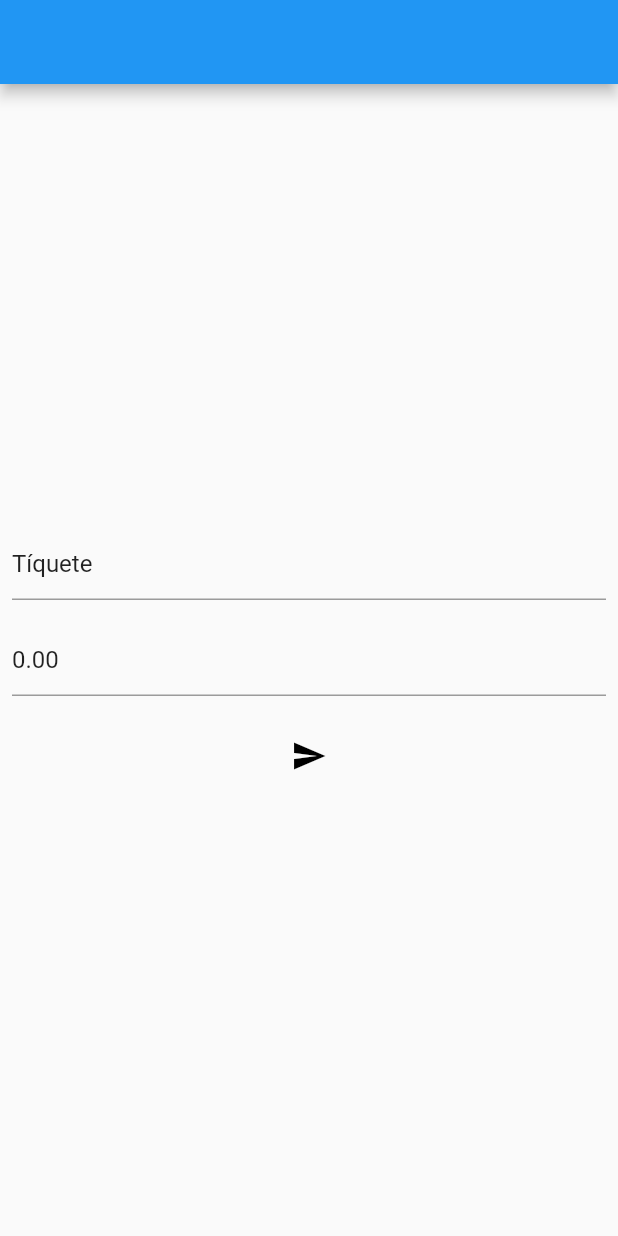
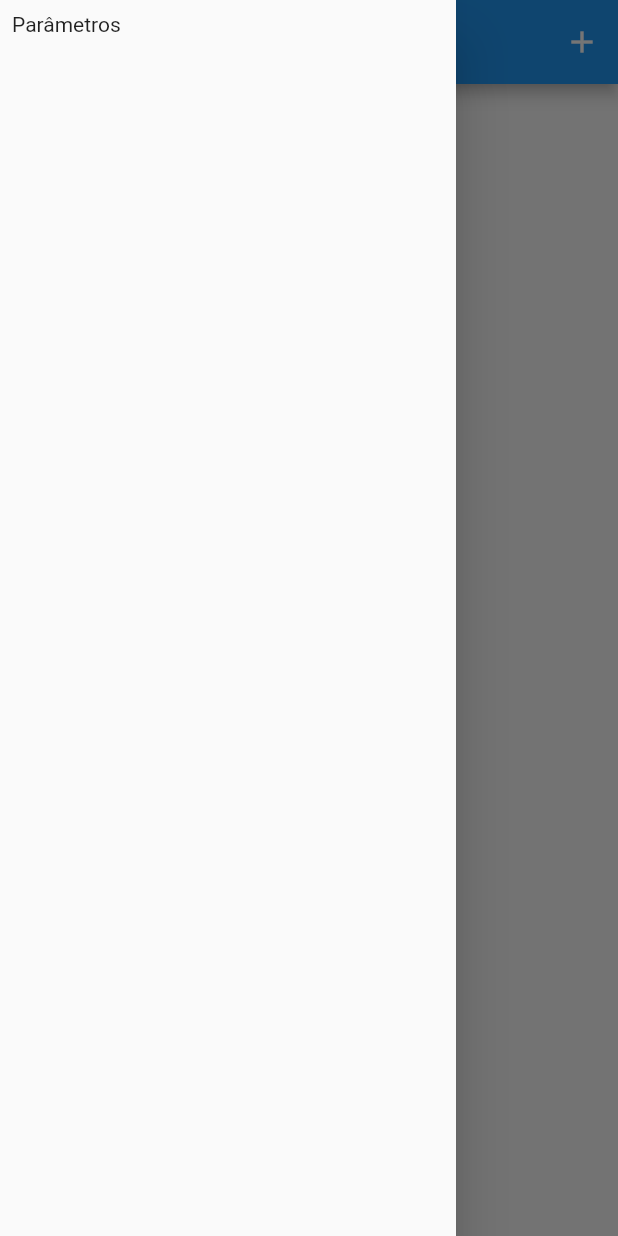
Before and after one commit to matheusmota3242/pds_mobile, a Flutter app: the screen it shows after launch, with the side drawer open (before the commit the screen has no drawer), on a phone screen of 412 x 824 dp. Run offline on Flutter 3.47's test engine with Material 2 defaults, Android fonts, the light colour scheme and no system bars; our stand-ins replace firebase_core, firebase_messaging, flutter_local_notifications, fluttertoast; accounts and stored records are empty; network calls fail.

Commit message:
pagina que lista parametros

```diff
--- a/lib/main.dart
+++ b/lib/main.dart
@@ -5,6 +5,8 @@ import 'package:flutter/material.dart';
 import 'package:flutter_local_notifications/flutter_local_notifications.dart';
 
 import 'package:pds_mobile/views/home_view.dart';
+
+import 'views/parametro_ativo_list_view.dart';
 
 FlutterLocalNotificationsPlugin flutterLocalNotificationsPlugin =
     FlutterLocalNotificationsPlugin();
@@ -41,7 +43,7 @@ class MyApp extends StatelessWidget {
         // is not restarted.
         primarySwatch: Colors.blue,
       ),
-      home: HomeView(),
+      home: const ParametroAtivoListView(),
     );
   }
 }
--- a/lib/models/parametro_acao.dart
+++ /dev/null
@@ -1,20 +0,0 @@
-class ParametroAcao {
-  late int _id;
-  late String _tiquete;
-  late double _valor;
-  late String _token;
-
-  toJson() => {'tiquete': _tiquete, 'valor': _valor, 'token': _token};
-
-  get id => _id;
-  set id(value) => _id = value;
-
-  get tiquete => _tiquete;
-  set tiquete(tiquete) => _tiquete = tiquete;
-
-  get valor => _valor;
-  set valor(value) => _valor = value;
-
-  get token => _token;
-  set token(value) => _token = value;
-}
--- /dev/null
+++ b/lib/models/parametro_ativo.dart
@@ -0,0 +1,37 @@
+class ParametroAtivo {
+  late int _id;
+  late String _simbolo;
+  late double _valor;
+  late String _token;
+  late String _tipoAtivo;
+
+  Map<String, dynamic> toJson() => {
+        'simbolo': _simbolo,
+        'valor': _valor,
+        'token': _token,
+        'tipoAtivo': _tipoAtivo
+      };
+
+  ParametroAtivo();
+
+  ParametroAtivo.fromJson(Map<String, dynamic> json)
+      : _id = json['id'],
+        _simbolo = json['simbolo'],
+        _valor = json['valor'],
+        _tipoAtivo = json['tipoAtivo'];
+
+  get id => _id;
+  set id(value) => _id = value;
+
+  get simbolo => _simbolo;
+  set simbolo(simbolo) => _simbolo = simbolo;
+
+  get valor => _valor;
+  set valor(value) => _valor = value;
+
+  get token => _token;
+  set token(value) => _token = value;
+
+  get tipoAtivo => _tipoAtivo;
+  set tipoAtivo(tipoAtivo) => _tipoAtivo = tipoAtivo;
+}
--- /dev/null
+++ b/lib/views/parametro_ativo_list_view.dart
@@ -0,0 +1,64 @@
+import 'package:flutter/material.dart';
+import 'package:pds_mobile/models/parametro_ativo.dart';
+import 'package:pds_mobile/services/api_service.dart';
+
+import 'home_view.dart';
+import 'widgets/menu_drawer.dart';
+
+class ParametroAtivoListView extends StatefulWidget {
+  const ParametroAtivoListView({Key? key}) : super(key: key);
+
+  @override
+  _ParametroAtivoListViewState createState() => _ParametroAtivoListViewState();
+}
+
+class _ParametroAtivoListViewState extends State<ParametroAtivoListView> {
+  final ApiService _apiService = ApiService();
+  @override
+  Widget build(BuildContext context) {
+    return Scaffold(
+      appBar: AppBar(
+        title: const Text('Parâmetros'),
+        actions: [
+          IconButton(
+              onPressed: () => Navigator.push(
+                  context, MaterialPageRoute(builder: (_) => HomeView())),
+              icon: const Icon(Icons.add))
+        ],
+      ),
+      drawer: const MenuDrawer(),
+      body: FutureBuilder(
+          future: _apiService.receberTodos(),
+          builder: (context, AsyncSnapshot<dynamic> snapshot) {
+            var data = snapshot.data;
+            switch (snapshot.connectionState) {
+              case ConnectionState.waiting:
+                return Text('waiting...');
+                break;
+              case ConnectionState.active:
+                return ListView.builder(
+                    itemCount: 10,
+                    itemBuilder: (context, index) {
+                      return const Text('ok');
+                    });
+                break;
+              case ConnectionState.done:
+                if (snapshot.hasData) {
+                  return ListView.builder(
+                      itemCount: data.length,
+                      itemBuilder: (context, index) {
+                        ParametroAtivo parametroAtivo =
+                            ParametroAtivo.fromJson(data[index]);
+                        return Text(parametroAtivo.simbolo);
+                      });
+                }
+                return Text('Vazio');
+
+                break;
+              default:
+                return Text('default');
+            }
+          }),
+    );
+  }
+}
--- /dev/null
+++ b/lib/views/widgets/menu_drawer.dart
@@ -0,0 +1,19 @@
+import 'package:flutter/material.dart';
+
+class MenuDrawer extends StatelessWidget {
+  const MenuDrawer({Key? key}) : super(key: key);
+
+  @override
+  Widget build(BuildContext context) {
+    return Drawer(
+      child: ListView(
+        children: const [
+          Padding(
+            padding: EdgeInsets.all(8.0),
+            child: Text('Parâmetros'),
+          ),
+        ],
+      ),
+    );
+  }
+}
--- a/pubspec.yaml
+++ b/pubspec.yaml
@@ -38,6 +38,7 @@ dependencies:
   firebase_messaging: ^11.1.0
   firebase_core: ^1.10.0
   flutter_local_notifications: ^9.1.4
+  fluttertoast: ^8.0.8
 
 dev_dependencies:
   flutter_test:
```
Also changed, not shown: lib/services/api_service.dart (+21 -9 lines), lib/views/home_view.dart (+21 -8 lines), pubspec.lock.
